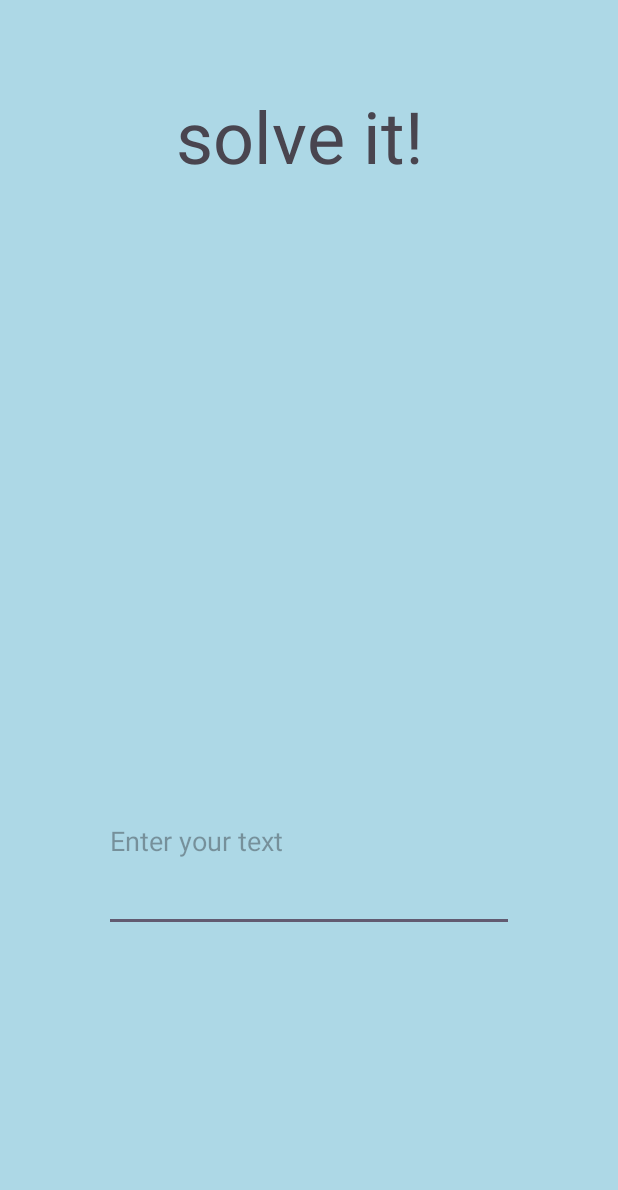
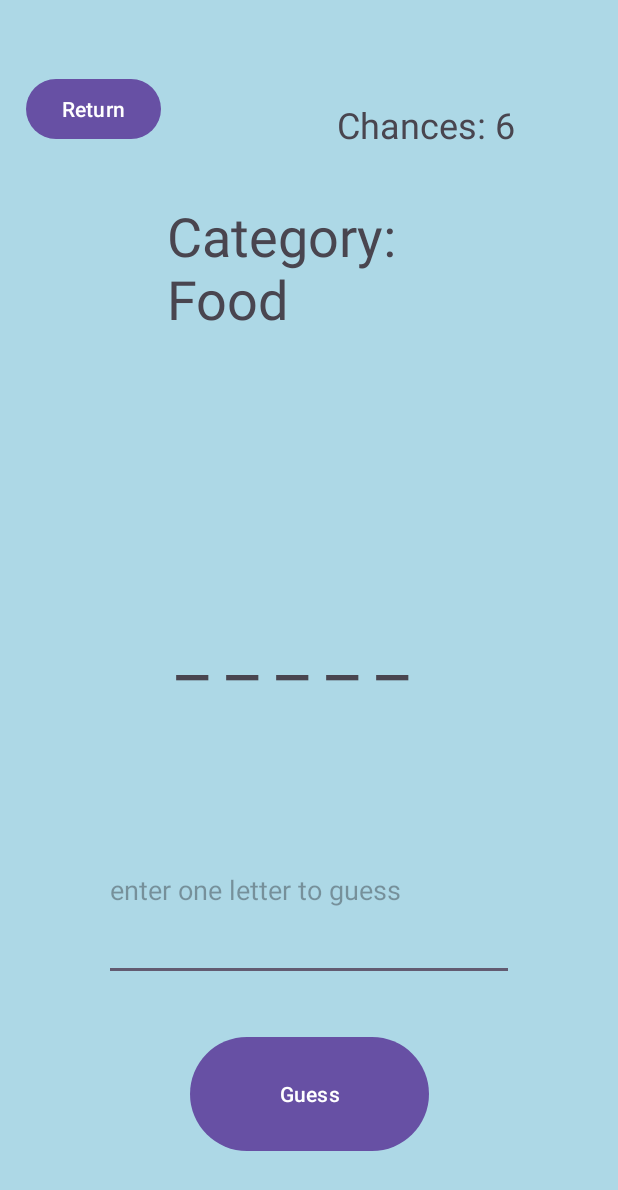
Before and after one commit to NeoMouseSVC/ITSC4155-Software-Dev.-Project-Spring2024, an Android app: the hang_game screen opened directly, with no data from a screen before it, on a phone screen of 412 x 824 dp. Shown: the top 1190 px of the screen. Run offline under Robolectric (Android 15) with nearby library versions, the phone set to English and light mode, and no system bars.

Commit message:
implemented hang man game

```diff
--- a/HangmanAndroidJava/app/src/main/java/com/example/myapplication/hang_game.java
+++ b/HangmanAndroidJava/app/src/main/java/com/example/myapplication/hang_game.java
@@ -1,24 +1,121 @@
 package com.example.myapplication;
 
+import android.content.Intent;
 import android.os.Bundle;
+import android.view.KeyEvent;
+import android.view.View;
+import android.view.inputmethod.EditorInfo;
+import android.widget.Button;
+import android.widget.EditText;
+import android.widget.TextView;
 
-import androidx.activity.EdgeToEdge;
 import androidx.appcompat.app.AppCompatActivity;
-import androidx.core.graphics.Insets;
-import androidx.core.view.ViewCompat;
-import androidx.core.view.WindowInsetsCompat;
+
+import java.util.Random;
 
 public class hang_game extends AppCompatActivity {
+
+    private String[] words = {
+            "apple", "banana", "cherry", "elderberry",
+            "fig", "grape", "honeydew", "iceberg lettuce", "jalapeno",
+            "kiwi", "lemon", "mango", "nectarine", "orange",
+            "pineapple", "quinoa", "raspberry", "strawberry", "tomato",
+            "ugli fruit", "vanilla bean", "watermelon", "yellow pepper",
+            "zucchini", "yam", "wheat", "vinegar",
+            "tea", "squash", "radish", "quail", "pumpkin"
+    };
+
+    private String currentWord;
+    private char[] currentGuess;
+    private int numberOfGuesses;
 
     @Override
     protected void onCreate(Bundle savedInstanceState) {
         super.onCreate(savedInstanceState);
-        EdgeToEdge.enable(this);
         setContentView(R.layout.activity_hang_game);
-        ViewCompat.setOnApplyWindowInsetsListener(findViewById(R.id.main), (v, insets) -> {
-            Insets systemBars = insets.getInsets(WindowInsetsCompat.Type.systemBars());
-            v.setPadding(systemBars.left, systemBars.top, systemBars.right, systemBars.bottom);
-            return insets;
+
+        Button hang_return = findViewById(R.id.hang_return);
+        hang_return.setOnClickListener(new View.OnClickListener(){
+            @Override
+            public void onClick(View v) {
+                startActivity(new Intent(hang_game.this, MainActivity.class));
+            }
+        });
+
+        startGame();
+    }
+
+    private void startGame() {
+        Random random = new Random();
+        currentWord = words[random.nextInt(words.length)];
+        currentGuess = new char[currentWord.length()];
+        for (int i = 0; i < currentWord.length(); i++) {
+            currentGuess[i] = '_';
+        }
+        numberOfGuesses = 6;
+
+        updateScreen();
+    }
+
+    private void updateScreen() {
+        TextView wordTextView = findViewById(R.id.madeit);
+        wordTextView.setText(addSpaces(new String(currentGuess)));
+
+        EditText guessField = findViewById(R.id.guessfeild);
+        guessField.setText("");
+
+        TextView chancesTextView = findViewById(R.id.chances_counter);
+        chancesTextView.setText("Chances: " + numberOfGuesses);
+
+        Button guessButton = findViewById(R.id.guessButton);
+        guessButton.setOnClickListener(new View.OnClickListener() {
+            @Override
+            public void onClick(View v) {
+                String guess = guessField.getText().toString();
+                if (guess.length() == 1) {
+                    makeGuess(guess.charAt(0));
+                }
+            }
+        });
+        guessField.setOnEditorActionListener(new TextView.OnEditorActionListener() {
+            @Override
+            public boolean onEditorAction(TextView v, int actionId, KeyEvent event) {
+                if (actionId == EditorInfo.IME_ACTION_DONE) {
+                    guessButton.performClick();
+                    return true;
+                }
+                return false;
+            }
         });
     }
+
+    private String addSpaces(String str) {
+        StringBuilder spacedStr = new StringBuilder();
+        for (char c : str.toCharArray()) {
+            spacedStr.append(c).append(" ");
+        }
+        return spacedStr.toString();
+    }
+
+    private void makeGuess(char guess) {
+        boolean isGuessCorrect = false;
+        for (int i = 0; i < currentWord.length(); i++) {
+            if (currentWord.charAt(i) == guess) {
+                currentGuess[i] = guess;
+                isGuessCorrect = true;
+            }
+        }
+
+        if (!isGuessCorrect) {
+            numberOfGuesses--;
+        }
+
+        if (new String(currentGuess).equals(currentWord)) {
+            startGame();
+        } else if (numberOfGuesses == 0) {
+            startGame();
+        }
+
+        updateScreen();
+    }
 }
--- a/HangmanAndroidJava/app/src/main/res/layout/activity_hang_game.xml
+++ b/HangmanAndroidJava/app/src/main/res/layout/activity_hang_game.xml
@@ -13,28 +13,93 @@
         android:id="@+id/madeit"
         android:layout_width="177dp"
         android:layout_height="61dp"
-        android:text="solve it!"
+        android:layout_marginStart="117dp"
+        android:layout_marginTop="400dp"
+        android:layout_marginEnd="117dp"
+        android:layout_marginBottom="47dp"
+        android:text="solveit!"
         android:textSize="48sp"
-        app:layout_constraintBottom_toBottomOf="parent"
+        app:layout_constraintBottom_toTopOf="@+id/guessfeild"
         app:layout_constraintEnd_toEndOf="parent"
         app:layout_constraintStart_toStartOf="parent"
-        app:layout_constraintTop_toTopOf="parent"
-        app:layout_constraintVertical_bias="0.076" />
+        app:layout_constraintTop_toTopOf="parent" />
 
     <EditText
         android:id="@+id/guessfeild"
         android:layout_width="273dp"
         android:layout_height="121dp"
-        android:layout_marginStart="50dp"
-        android:layout_marginTop="500dp"
-        android:layout_marginEnd="50dp"
-        android:layout_marginBottom="50dp"
+        android:layout_marginStart="69dp"
+        android:layout_marginTop="25dp"
+        android:layout_marginEnd="69dp"
+        android:layout_marginBottom="28dp"
         android:ems="10"
-        android:hint="Enter your text"
+        android:hint="enter one letter to guess"
         android:inputType="text"
+        android:maxLength="1"
+        app:layout_constraintBottom_toTopOf="@+id/guessButton"
+        app:layout_constraintEnd_toEndOf="parent"
+        app:layout_constraintStart_toStartOf="parent"
+        app:layout_constraintTop_toBottomOf="@+id/madeit" />
+
+    <Button
+        android:id="@+id/hang_return"
+        android:layout_width="wrap_content"
+        android:layout_height="wrap_content"
+        android:layout_marginStart="16dp"
+        android:layout_marginTop="16dp"
+        android:layout_marginEnd="304dp"
+        android:layout_marginBottom="403dp"
+        android:text="Return"
+        app:layout_constraintBottom_toTopOf="@+id/guessfeild"
+        app:layout_constraintEnd_toEndOf="parent"
+        app:layout_constraintStart_toStartOf="parent"
+        app:layout_constraintTop_toTopOf="parent" />
+
+    <Button
+        android:id="@+id/guessButton"
+        android:layout_width="159dp"
+        android:layout_height="84dp"
+        android:layout_marginStart="126dp"
+        android:layout_marginTop="5dp"
+        android:layout_marginEnd="126dp"
+        android:layout_marginBottom="54dp"
+        android:text="Guess"
         app:layout_constraintBottom_toBottomOf="parent"
         app:layout_constraintEnd_toEndOf="parent"
         app:layout_constraintStart_toStartOf="parent"
+        app:layout_constraintTop_toBottomOf="@+id/guessfeild" />
+
+    <TextView
+        android:id="@+id/category"
+        android:layout_width="185dp"
+        android:layout_height="84dp"
+        android:layout_marginStart="111dp"
+        android:layout_marginTop="110dp"
+        android:layout_marginEnd="115dp"
+        android:layout_marginBottom="159dp"
+        android:text="Category: Food"
+        android:textSize="36sp"
+        app:layout_constraintBottom_toTopOf="@+id/madeit"
+        app:layout_constraintEnd_toEndOf="parent"
+        app:layout_constraintStart_toStartOf="parent"
+        app:layout_constraintTop_toTopOf="parent" />
+
+    <TextView
+        android:id="@+id/chances_counter"
+        android:layout_width="146dp"
+        android:layout_height="40dp"
+        android:layout_marginStart="117dp"
+        android:layout_marginTop="16dp"
+        android:layout_marginEnd="47dp"
+        android:layout_marginBottom="26dp"
+        android:text="Chances: "
+        android:textSize="24sp"
+        app:layout_constraintBottom_toTopOf="@+id/category"
+        app:layout_constraintEnd_toEndOf="parent"
+        app:layout_constraintHorizontal_bias="0.0"
+        app:layout_constraintStart_toEndOf="@+id/hang_return"
         app:layout_constraintTop_toTopOf="parent"
-        app:layout_constraintVertical_bias="0.0" />
+        app:layout_constraintVertical_bias="1.0" />
+
+
 </androidx.constraintlayout.widget.ConstraintLayout>
```
